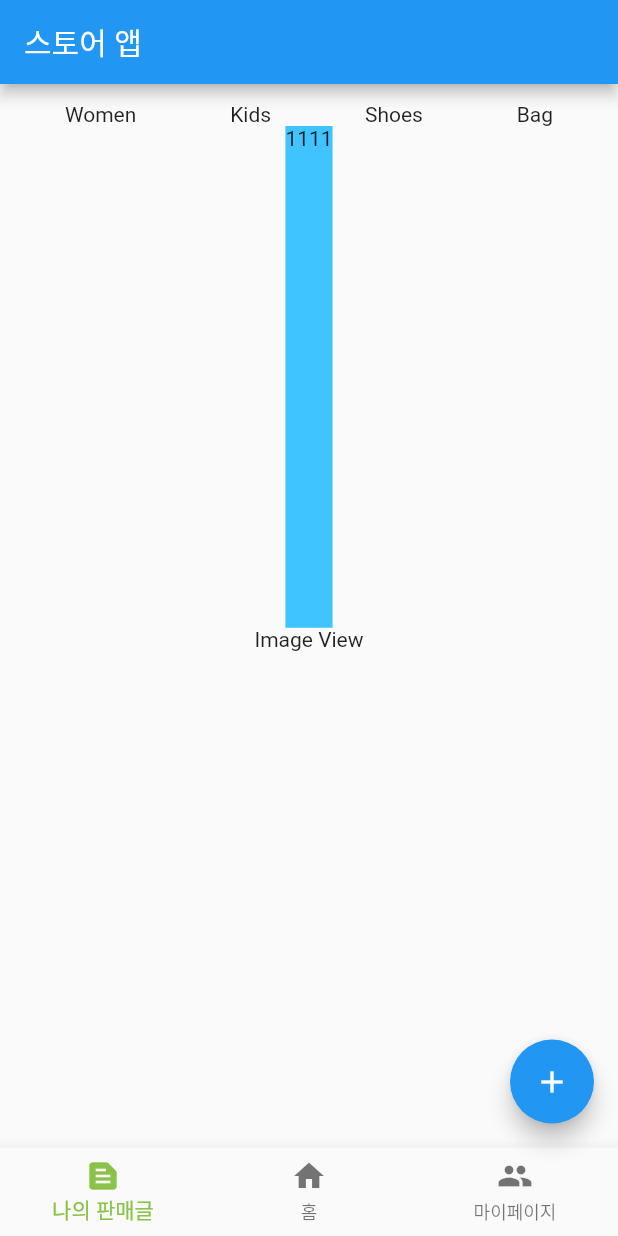
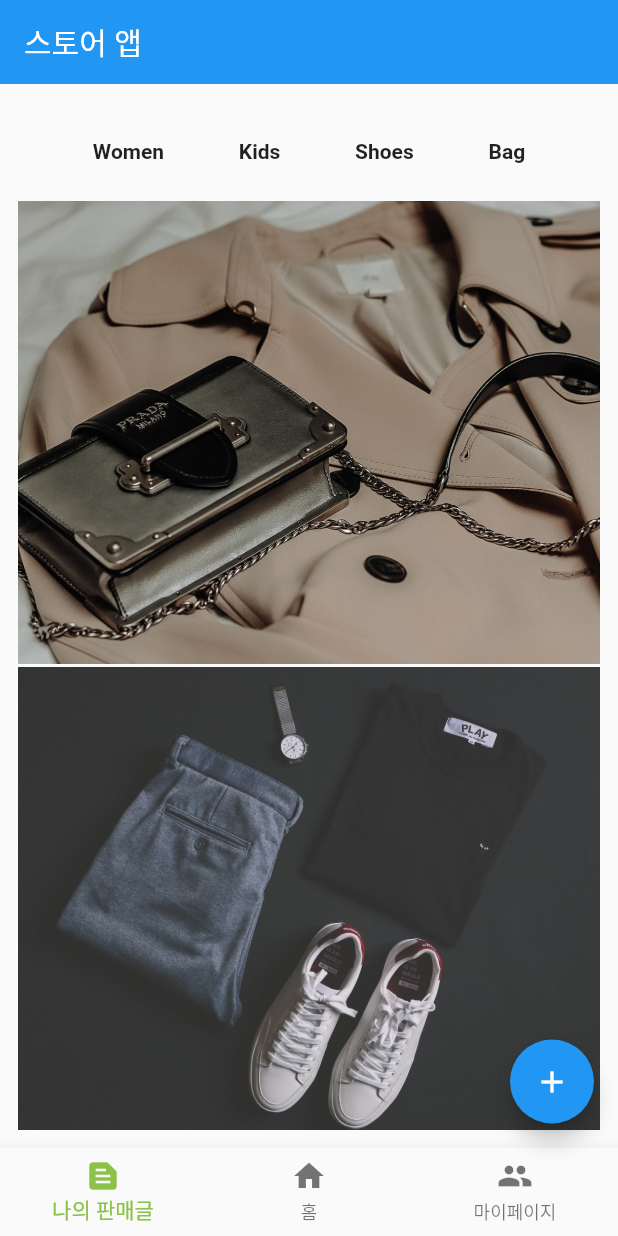
Before and after one commit to kimyongyeon/flutter-toy-project, a Flutter app: the screen it shows after launch, on a phone screen of 412 x 824 dp. Run offline on Flutter 3.47's test engine with Material 2 defaults, Android fonts, the light colour scheme and no system bars.

Commit message:
스토어 앱 완성 기능 구현은 없음. UI구성만 해보고 끝낸다. 기능 구현은 심화 과정에서 해보는걸로 한다. 오늘은 여기까지.

```diff
--- a/lib/main.dart
+++ b/lib/main.dart
@@ -14,6 +14,7 @@ class MyApp extends StatelessWidget {
   @override
   Widget build(BuildContext context) {
     return MaterialApp(
+      debugShowCheckedModeBanner: false,
       title: 'Todo List',
       theme: ThemeData(
         primarySwatch: Colors.blue,
--- a/lib/pages/login/login.dart
+++ /dev/null
@@ -1,23 +0,0 @@
-import 'package:flutter/cupertino.dart';
-import 'package:toy_project/widgets/loginInput.dart';
-
-class Login extends StatefulWidget {
-  const Login({Key? key}) : super(key: key);
-
-  @override
-  State<Login> createState() => _LoginState();
-}
-
-class _LoginState extends State<Login> {
-  @override
-  Widget build(BuildContext context) {
-    return Center(
-      child: Column(
-        children: const [
-          LoginInput(userId: 'id',),
-          LoginInput(userId: 'password',)
-        ],
-      ),
-    );
-  }
-}
--- a/lib/pages/store/store_main.dart
+++ b/lib/pages/store/store_main.dart
@@ -20,36 +20,59 @@ class _StoreMainState extends State<StoreMain> {
   Widget build(BuildContext context) {
     return Scaffold(
       appBar: AppBar(
-        title: Text('스토어 앱'),
+        title: const Text('스토어 앱'),
+        elevation: 0, // appbar 그림자 삭제
       ),
       body: Container(
-        padding: EdgeInsets.all(12.0),
+        padding: const EdgeInsets.all(12.0),
+        child: SafeArea( // statusbar(상태바) 영역에 padding(여백) 넣어준다.
           child: Column(
             children: [
-            Row(
+              Padding(
+                padding: const EdgeInsets.all(25.0),
+                child: Row(
                   mainAxisAlignment: MainAxisAlignment.spaceAround,
-              children: [
-                Text('Women'),
-                Text('Kids'),
-                Text('Shoes'),
-                Text('Bag'),
+                  children: const [
+                    Text(
+                      'Women',
+                      style: TextStyle(fontWeight: FontWeight.bold),
+                    ),
+                    Text(
+                      'Kids',
+                      style: TextStyle(fontWeight: FontWeight.bold),
+                    ),
+                    Text(
+                      'Shoes',
+                      style: TextStyle(fontWeight: FontWeight.bold),
+                    ),
+                    Text(
+                      'Bag',
+                      style: TextStyle(fontWeight: FontWeight.bold),
+                    ),
                   ],
-            ),
-            Expanded(
-              flex: 1,
-              child: Container(
-                color: Colors.lightBlueAccent,
-                child: Text('1111'),
                 ),
               ),
               Expanded(
-              flex: 1,
-                child: Text('Image View')),
+                child: Image.asset(
+                  "assets/bag.jpeg",
+                  fit: BoxFit.cover,
+                ),
+              ),
+              const SizedBox(
+                height: 2,
+              ),
+              Expanded(
+                child: Image.asset(
+                  "assets/cloth.jpeg",
+                  fit: BoxFit.cover,
+                ),
+              ),
             ],
           ),
         ),
+      ),
       bottomNavigationBar: BottomNavigationBar(
-        items: [
+        items: const [
           BottomNavigationBarItem(
               icon: Icon(Icons.text_snippet), label: '나의 판매글'),
           BottomNavigationBarItem(icon: Icon(Icons.home), label: '홈'),
@@ -60,7 +83,7 @@ class _StoreMainState extends State<StoreMain> {
         onTap: _onItemTapped,
       ),
       floatingActionButton: FloatingActionButton(
-        child: Icon(Icons.add),
+        child: const Icon(Icons.add),
         onPressed: () {},
       ),
     );
--- a/pubspec.yaml
+++ b/pubspec.yaml
@@ -60,10 +60,8 @@ flutter:
   uses-material-design: true
 
   # To add assets to your application, add an assets section, like this:
-  # assets:
-  #   - images/a_dot_burr.jpeg
-  #   - images/a_dot_ham.jpeg
-
+  assets:
+     - assets/
   # An image asset can refer to one or more resolution-specific "variants", see
   # https://flutter.dev/assets-and-images/#resolution-aware
 
```
Also changed, not shown: assets/bag.jpeg (added), assets/cloth.jpeg (added), lib/pages/recipe/recipe_main.dart (added). Lines whose indentation alone changed are shown as unchanged.
